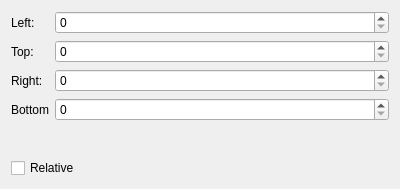
First picture: the form in App/tools/image_clip/resize_tab.ui, repository fengzhu2007/anycode, before the edit.
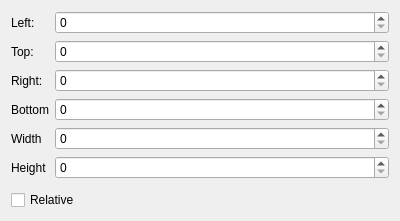
Second picture: the form after the edit.

What changed in the file:
```diff
--- a/App/tools/image_clip/resize_tab.ui
+++ b/App/tools/image_clip/resize_tab.ui
@@ -7,7 +7,7 @@
     <x>0</x>
     <y>0</y>
     <width>400</width>
-    <height>189</height>
+    <height>221</height>
    </rect>
   </property>
   <property name="windowTitle">
@@ -72,6 +72,34 @@
        </property>
       </widget>
      </item>
+     <item row="4" column="0">
+      <widget class="QLabel" name="label_5">
+       <property name="text">
+        <string>Width</string>
+       </property>
+      </widget>
+     </item>
+     <item row="5" column="0">
+      <widget class="QLabel" name="label_6">
+       <property name="text">
+        <string>Height</string>
+       </property>
+      </widget>
+     </item>
+     <item row="4" column="1">
+      <widget class="QSpinBox" name="width">
+       <property name="maximum">
+        <number>9999</number>
+       </property>
+      </widget>
+     </item>
+     <item row="5" column="1">
+      <widget class="QSpinBox" name="height">
+       <property name="maximum">
+        <number>9999</number>
+       </property>
+      </widget>
+     </item>
     </layout>
    </item>
    <item>
```
